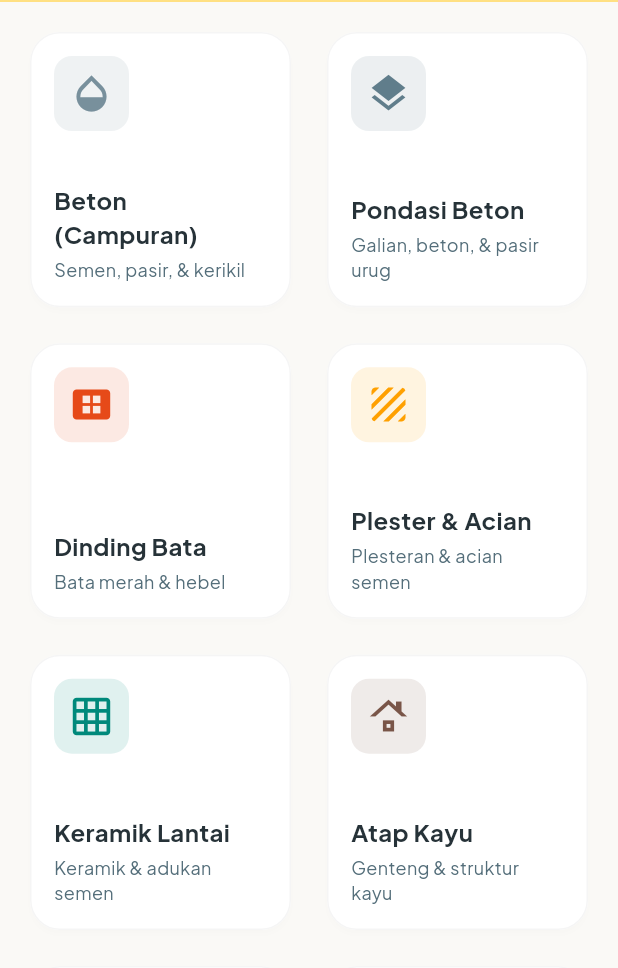
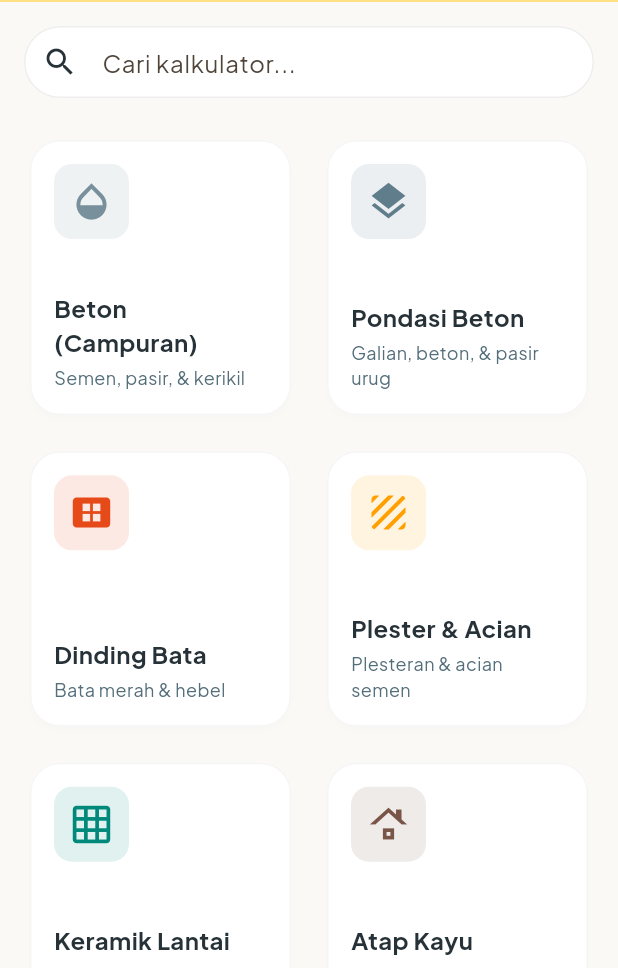
Before and after one commit to codewithtama/Kalkulator-Beton---Material, a Flutter app: the screen it shows after launch, on a phone screen of 412 x 824 dp, the part 268-1236 px from its top. Run offline on Flutter 3.47's test engine with Material 3 defaults, Android fonts, the phone set to English and light mode, and no system bars; our stand-ins replace fl_chart, google_fonts, hive, hive_flutter, pdf, printing and 1 more; accounts and stored records are empty.

Commit message:
feat: add UI and categorization logic for 40 construction calculation types in home screen

```diff
--- a/lib/screens/home/home_screen.dart
+++ b/lib/screens/home/home_screen.dart
@@ -4,8 +4,22 @@ import '../calculator/calculator_screen.dart';
 import '../history/history_screen.dart';
 import '../settings/settings_screen.dart';
 
-class HomeScreen extends StatelessWidget {
+class HomeScreen extends StatefulWidget {
   const HomeScreen({super.key});
+
+  @override
+  State<HomeScreen> createState() => _HomeScreenState();
+}
+
+class _HomeScreenState extends State<HomeScreen> {
+  final TextEditingController _searchController = TextEditingController();
+  String _searchQuery = '';
+
+  @override
+  void dispose() {
+    _searchController.dispose();
+    super.dispose();
+  }
 
   IconData _getIconData(CalculationCategory category) {
     switch (category) {
@@ -267,6 +281,13 @@ class HomeScreen extends StatelessWidget {
 
   @override
   Widget build(BuildContext context) {
+    final filteredCategories = CalculationCategory.values.where((cat) {
+      final query = _searchQuery.toLowerCase();
+      final name = cat.nameIndo.toLowerCase();
+      final desc = _getCategoryDesc(cat).toLowerCase();
+      return name.contains(query) || desc.contains(query);
+    }).toList();
+
     return Scaffold(
       body: CustomScrollView(
         slivers: [
@@ -349,8 +370,86 @@ class HomeScreen extends StatelessWidget {
             ],
           ),
 
-          // Selection Grid
-          SliverPadding(
+          // Search Field
+          SliverToBoxAdapter(
+            child: Padding(
+              padding: const EdgeInsets.fromLTRB(16.0, 16.0, 16.0, 8.0),
+              child: TextField(
+                controller: _searchController,
+                decoration: InputDecoration(
+                  hintText: 'Cari kalkulator...',
+                  prefixIcon: const Icon(Icons.search, color: Color(0xFF263238)),
+                  suffixIcon: _searchQuery.isNotEmpty
+                      ? IconButton(
+                          icon: const Icon(Icons.clear, color: Color(0xFF263238)),
+                          onPressed: () {
+                            setState(() {
+                              _searchController.clear();
+                              _searchQuery = '';
+                            });
+                          },
+                        )
+                      : null,
+                  filled: true,
+                  fillColor: Colors.white,
+                  contentPadding: const EdgeInsets.symmetric(vertical: 0, horizontal: 16),
+                  border: OutlineInputBorder(
+                    borderRadius: BorderRadius.circular(30),
+                    borderSide: BorderSide(color: Colors.grey.shade300, width: 1),
+                  ),
+                  enabledBorder: OutlineInputBorder(
+                    borderRadius: BorderRadius.circular(30),
+                    borderSide: BorderSide(color: Colors.grey.shade200, width: 1),
+                  ),
+                  focusedBorder: OutlineInputBorder(
+                    borderRadius: BorderRadius.circular(30),
+                    borderSide: const BorderSide(color: Color(0xFFFFC107), width: 1.5),
+                  ),
+                ),
+                onChanged: (value) {
+                  setState(() {
+                    _searchQuery = value;
+                  });
+                },
+              ),
+            ),
+          ),
+
+          // Selection Grid / Empty State
+          filteredCategories.isEmpty
+              ? SliverToBoxAdapter(
+                  child: Padding(
+                    padding: const EdgeInsets.symmetric(vertical: 60.0),
+                    child: Column(
+                      mainAxisAlignment: MainAxisAlignment.center,
+                      children: [
+                        Icon(
+                          Icons.search_off,
+                          size: 64,
+                          color: Colors.blueGrey.shade200,
+                        ),
+                        const SizedBox(height: 16),
+                        Text(
+                          'Kalkulator tidak ditemukan',
+                          style: TextStyle(
+                            fontSize: 16,
+                            fontWeight: FontWeight.bold,
+                            color: Colors.blueGrey.shade700,
+                          ),
+                        ),
+                        const SizedBox(height: 8),
+                        Text(
+                          'Coba cari dengan kata kunci lain.',
+                          style: TextStyle(
+                            fontSize: 14,
+                            color: Colors.blueGrey.shade400,
+                          ),
+                        ),
+                      ],
+                    ),
+                  ),
+                )
+              : SliverPadding(
                   padding: const EdgeInsets.all(16.0),
                   sliver: SliverGrid(
                     gridDelegate: const SliverGridDelegateWithFixedCrossAxisCount(
@@ -361,7 +460,7 @@ class HomeScreen extends StatelessWidget {
                     ),
                     delegate: SliverChildBuilderDelegate(
                       (context, index) {
-                  final category = CalculationCategory.values[index];
+                        final category = filteredCategories[index];
                         final color = _getCategoryColor(category);
                         final icon = _getIconData(category);
 
@@ -423,7 +522,7 @@ class HomeScreen extends StatelessWidget {
                           ),
                         );
                       },
-                childCount: CalculationCategory.values.length,
+                      childCount: filteredCategories.length,
                     ),
                   ),
                 ),
```
Lines whose indentation alone changed are shown as unchanged.
